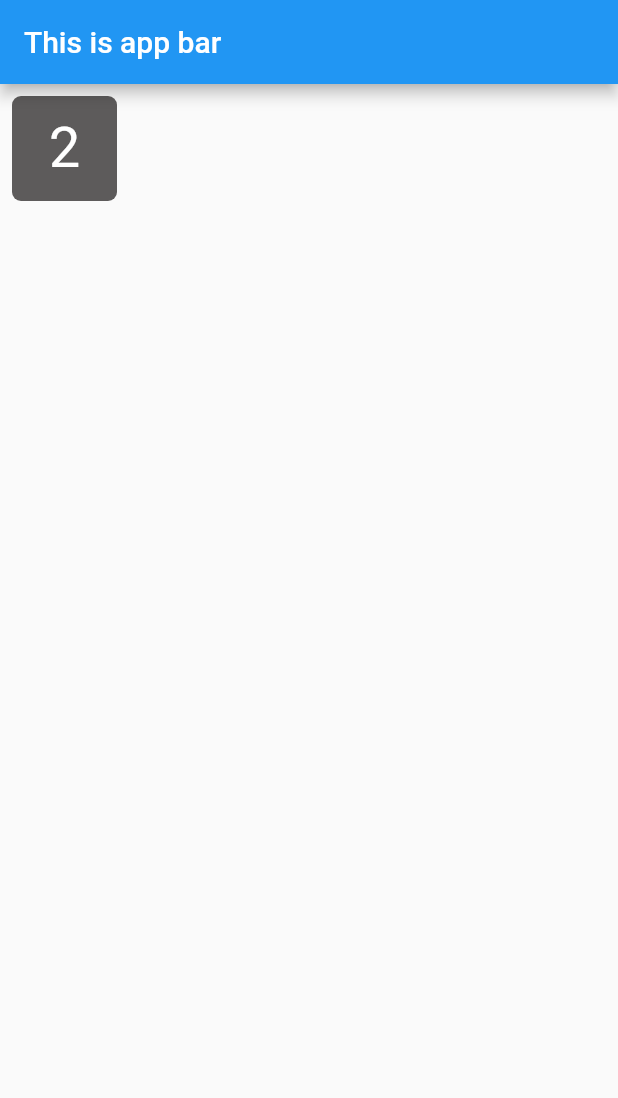
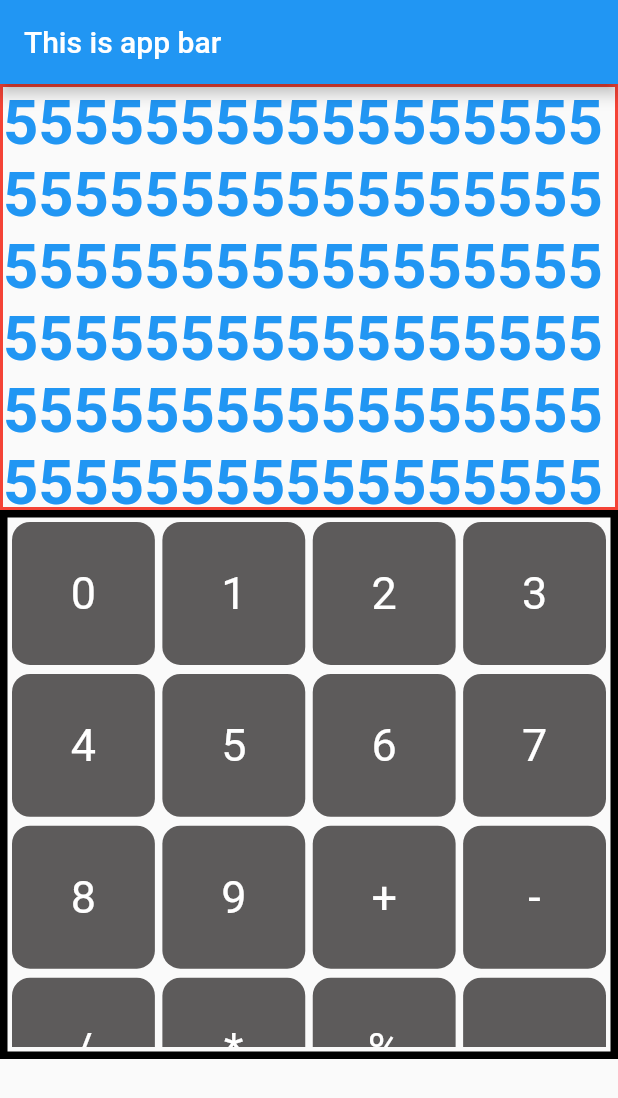
Before and after one commit to Amanpatel2002-g/first_calclulator_app, a Flutter app: the screen it shows after launch, on a phone screen of 412 x 824 dp. Shown: the top 1098 px of the screen. Run offline on Flutter 3.47's test engine with Material 2 defaults, Android fonts, the phone set to English and light mode, and no system bars.

Commit message:
we completed the sign and text format

```diff
--- a/lib/buttons.dart
+++ b/lib/buttons.dart
@@ -1,18 +1,26 @@
+import 'package:calculator/singlebutton.dart';
 import 'package:flutter/material.dart';
 
-class Mybuttons extends StatelessWidget {
-  const Mybuttons({Key? key}) : super(key: key);
+class ButtonsPage {
+  static Container ButtonsContainer(BuildContext context) {
+    var sign = ["+", "-", "/", "*", "%", "."];
+    return Container(
+        // height: 280,
+        child: GridView.count(
+      crossAxisCount: 2,
+      mainAxisSpacing: 5,
+      crossAxisSpacing: 5,
+      physics: const NeverScrollableScrollPhysics(),
+      children: [
+        for (var i = 0; i < 10; i++)
+          GestureDetector(
+            child: SingleButtonPage.SingleButtonDesign(i.toString(), context),
+            onTap: () {},
+          ),
 
-  @override
-  Widget build(BuildContext context) {
-    return Material(
-      child: GridView.count(
-        crossAxisCount: 2,
-        padding: const EdgeInsets.all(20),
-        children: [
-
-        ],
-      ),
-    );
+        // ignore: unused_local_variable
+        for (var i in sign) SingleButtonPage.SingleButtonDesign(i, context),
+      ],
+    ));
   }
 }
--- a/lib/calculation.dart
+++ b/lib/calculation.dart
@@ -0,0 +1,24 @@
+import 'package:flutter/material.dart';
+import 'singlebutton.dart';
+
+class CalulationPage {
+  static String stringtoshow =
+      "555555555555555555555555555555555555555555555555555555555555555555555555555555555555555555555555555555555555555555555555555555555555";
+  static dynamic showontext(var x) {
+    stringtoshow = stringtoshow + x;
+  }
+
+  static dynamic Calculations() {
+    return SingleChildScrollView(
+      scrollDirection: Axis.vertical,
+      child: Text(
+        stringtoshow,
+        style: const TextStyle(
+          color: Colors.blue,
+          fontSize: 41,
+          fontWeight: FontWeight.bold,
+        ),
+      ),
+    );
+  }
+}
--- a/lib/main.dart
+++ b/lib/main.dart
@@ -1,13 +1,21 @@
+import 'package:calculator/buttons.dart';
+import 'package:calculator/calculation.dart';
 import 'package:calculator/singlebutton.dart';
 import 'package:flutter/material.dart';
 
+var sign = ["+", "-", "/", "*", "%", "."];
 void main() {
   runApp(const MainPage());
 }
 
-class MainPage extends StatelessWidget {
+class MainPage extends StatefulWidget {
   const MainPage({Key? key}) : super(key: key);
 
+  @override
+  State<MainPage> createState() => _MainPageState();
+}
+
+class _MainPageState extends State<MainPage> {
   @override
   Widget build(BuildContext context) {
     var titlestr = "This is app bar";
@@ -16,11 +24,60 @@ class MainPage extends StatelessWidget {
             appBar: AppBar(
               title: Text(titlestr),
             ),
-        body: Padding(
-          padding: const EdgeInsets.all(8.0),
-          child: SingleButtonPage.SingleButtonDesign(2,context),
+            body: Column(children: [
+              Container(
+                decoration: BoxDecoration(
+                    border: Border.all(
+                  width: 2,
+                  style: BorderStyle.solid,
+                  color: Colors.red,
+                )),
+                child: SizedBox(
+                    height: 280,
+                    width: double.infinity,
+                    child: Container(
+                      child: CalulationPage.Calculations(),
+                    )),
               ),
+              Container(
+                  decoration: BoxDecoration(
+                      border: Border.all(
+                    width: 5,
+                  )),
+                  child: Padding(
+                    padding: const EdgeInsets.all(3.0),
+                    child: SizedBox(
+                        height: 350,
+                        width: double.infinity,
+                        child: GridView.count(
+                          crossAxisCount: 4,
+                          mainAxisSpacing: 6,
+                          crossAxisSpacing: 5,
+                          physics: const NeverScrollableScrollPhysics(),
+                          children: [
+                            for (var i = 0; i < 10; i++)
+                              GestureDetector(
+                                child: SingleButtonPage.SingleButtonDesign(
+                                    i.toString(), context),
+                                onTap: () {
+                                  CalulationPage.showontext(i.toString());
+                                  setState(() {});
+                                },
                               ),
-    );
+
+                            // ignore: unused_local_variable
+                            for (var i in sign)
+                              GestureDetector(
+                                child: SingleButtonPage.SingleButtonDesign(
+                                    i, context),
+                                onTap: () {
+                                  CalulationPage.showontext(i.toString());
+                                  setState(() {});
+                                },
+                              )
+                          ],
+                        )),
+                  ))
+            ])));
   }
 }
--- a/lib/singlebutton.dart
+++ b/lib/singlebutton.dart
@@ -1,20 +1,19 @@
+import 'package:calculator/calculation.dart';
 import 'package:flutter/material.dart';
 
 class SingleButtonPage {
   // ignore: non_constant_identifier_names
-  static Container SingleButtonDesign(int numToDisplay, BuildContext context) {
+  static dynamic SingleButtonDesign(String numToDisplay, BuildContext context) {
     return Container(
-      height: 70,
-      width: 70,
       decoration: BoxDecoration(
-        borderRadius: BorderRadius.circular(6),
+        borderRadius: BorderRadius.circular(12),
         color: const Color.fromARGB(255, 93, 91, 91),
       ),
       child: Center(
         child: Text(
-          numToDisplay.toString(),
+          numToDisplay,
           style: const TextStyle(
-            fontSize: 37,
+            fontSize: 30,
             color: Color.fromARGB(255, 255, 255, 255),
           ),
         ),
```
Lines whose indentation alone changed are shown as unchanged.
